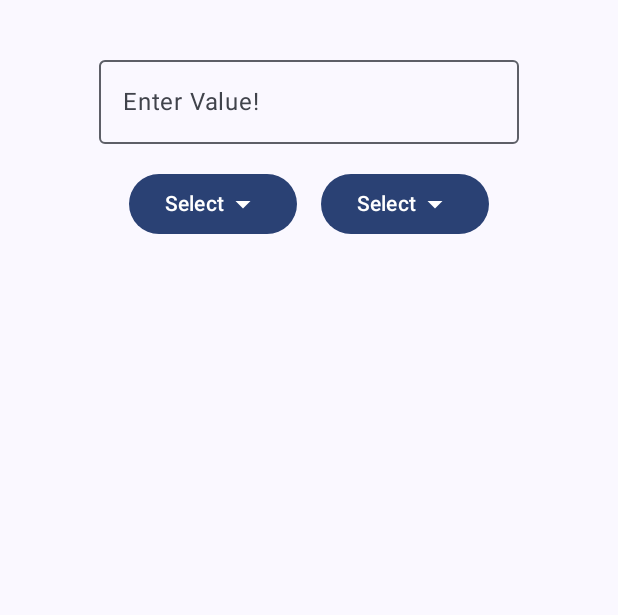
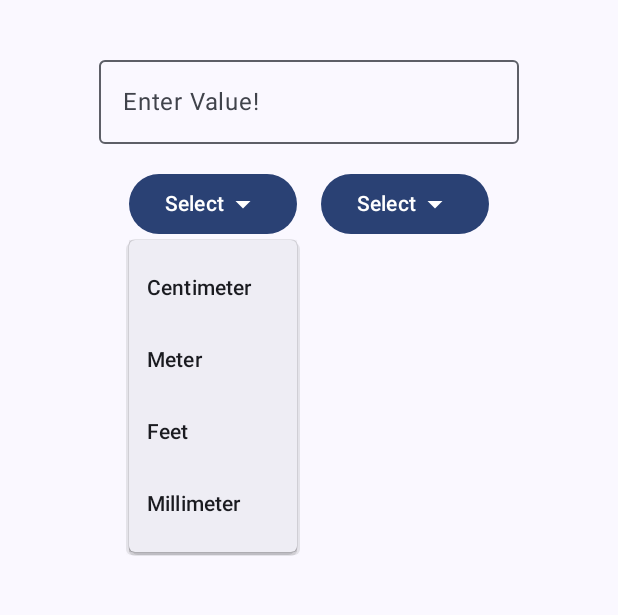
Before and after one commit to PrinceNand/Unit-Converter-Kotlin, an Android app built with Jetpack Compose: the screen it shows after launch (MainActivity), after a tap on "Select", on a phone screen of 412 x 824 dp, the part 516-1131 px from its top. Run offline under Robolectric (Android 15) with nearby library versions, the phone set to English and light mode, and no system bars.

Commit message:
Kotlin-Learn: 10.IExpanded states to expand and collapse dropdown menu

```diff
--- a/app/src/main/java/com/project/unitconverterkotlin/MainActivity.kt
+++ b/app/src/main/java/com/project/unitconverterkotlin/MainActivity.kt
@@ -1,6 +1,7 @@
 package com.project.unitconverterkotlin
 
 import android.os.Bundle
+import android.widget.Toast
 import androidx.activity.ComponentActivity
 import androidx.activity.compose.setContent
 import androidx.activity.enableEdgeToEdge
@@ -29,6 +30,7 @@ import androidx.compose.runtime.remember
 import androidx.compose.runtime.setValue
 import androidx.compose.ui.Alignment
 import androidx.compose.ui.Modifier
+import androidx.compose.ui.platform.LocalContext
 import androidx.compose.ui.tooling.preview.Preview
 import androidx.compose.ui.unit.dp
 import com.project.unitconverterkotlin.ui.theme.UnitConverterKotlinTheme
@@ -63,11 +65,13 @@ fun UnitConverter(name: String, modifier: Modifier){
     var oExpanded by remember { mutableStateOf(false) }
     var conversionFactor by remember { mutableStateOf(0.01) }
 
+
     Column(
         modifier = Modifier.fillMaxSize(),
         verticalArrangement = Arrangement.Center,
         horizontalAlignment = Alignment.CenterHorizontally
     ) {
+        val context = LocalContext.current;
         Text(text = name)
         Spacer(modifier = Modifier.height(16.dp))
         OutlinedTextField(
@@ -78,26 +82,31 @@ fun UnitConverter(name: String, modifier: Modifier){
 
         Row {
             Box {
-                Button(onClick = { /*TODO*/ }) {
+                Button(onClick = { iExpanded = true }) {
                     Text(text = "Select")
                     Icon(Icons.Default.ArrowDropDown, contentDescription = "Arrow Down")
                 }
-                DropdownMenu(expanded = false, onDismissRequest = { /*TODO*/ }) {
-                 DropdownMenuItem(text = { Text("Centimeter") }, onClick = { /*TODO*/ })
-                 DropdownMenuItem(text = { Text("Meter") }, onClick = { /*TODO*/ })
-                 DropdownMenuItem(text = { Text("Feet") }, onClick = { /*TODO*/ })
-                 DropdownMenuItem(text = { Text("Millimeter") }, onClick = { /*TODO*/ })
+                DropdownMenu(expanded = iExpanded, onDismissRequest = { iExpanded = false }) {
+                    DropdownMenuItem(text = { Text("Centimeter") }, onClick = {
+                        iExpanded = false;
+                        inputUnit = "Centimeter"
+                        conversionFactor = 0.01
+                        Toast.makeText(context, "Centimeter Selected!", Toast.LENGTH_SHORT).show()
+                    })
+                    DropdownMenuItem(text = { Text("Meter") }, onClick = { /*TODO*/ })
+                    DropdownMenuItem(text = { Text("Feet") }, onClick = { /*TODO*/ })
+                    DropdownMenuItem(text = { Text("Millimeter") }, onClick = { /*TODO*/ })
                 }
             }
 
             Spacer(modifier = Modifier.width(16.dp))
 
             Box {
-                Button(onClick = { /*TODO*/ }) {
+                Button(onClick = { oExpanded = true }) {
                     Text(text = "Select")
                     Icon(Icons.Default.ArrowDropDown, contentDescription = "Arrow Down")
                 }
-                DropdownMenu(expanded = false, onDismissRequest = { /*TODO*/ }) {
+                DropdownMenu(expanded = oExpanded, onDismissRequest = { oExpanded = false }) {
                     DropdownMenuItem(text = { Text("Centimeter") }, onClick = { /*TODO*/ })
                     DropdownMenuItem(text = { Text("Meter") }, onClick = { /*TODO*/ })
                     DropdownMenuItem(text = { Text("Feet") }, onClick = { /*TODO*/ })
```
